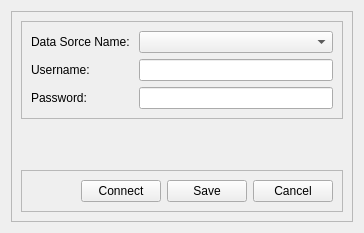
npeersab/Universal-Data-Comparator, file ui_files/odbcDSN.ui: the form before one commit.
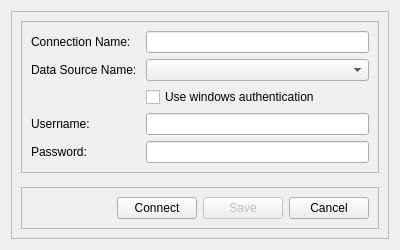
The form after the commit.

```diff
--- a/ui_files/odbcDSN.ui
+++ b/ui_files/odbcDSN.ui
@@ -6,10 +6,16 @@
    <rect>
     <x>0</x>
     <y>0</y>
-    <width>364</width>
-    <height>233</height>
+    <width>400</width>
+    <height>250</height>
    </rect>
   </property>
+  <property name="maximumSize">
+   <size>
+    <width>400</width>
+    <height>250</height>
+   </size>
+  </property>
   <property name="windowTitle">
    <string>Form</string>
   </property>
@@ -35,32 +41,53 @@
          <item row="0" column="0">
           <widget class="QLabel" name="label">
            <property name="text">
-            <string>Data Sorce Name: </string>
+            <string>Connection Name:</string>
            </property>
           </widget>
          </item>
+         <item row="0" column="1">
+          <widget class="QLineEdit" name="connection_name_line_edit"/>
+         </item>
          <item row="1" column="0">
-          <widget class="QLabel" name="label_2">
+          <widget class="QLabel" name="dsn_label">
+           <property name="text">
+            <string>Data Source Name: </string>
+           </property>
+          </widget>
+         </item>
+         <item row="1" column="1">
+          <widget class="QComboBox" name="dsn_combo_box"/>
+         </item>
+         <item row="2" column="1">
+          <widget class="QCheckBox" name="windows_auth_check_box">
+           <property name="text">
+            <string>Use windows authentication</string>
+           </property>
+          </widget>
+         </item>
+         <item row="3" column="0">
+          <widget class="QLabel" name="user_name_label">
            <property name="text">
             <string>Username:</string>
            </property>
           </widget>
          </item>
-         <item row="2" column="0">
-          <widget class="QLabel" name="label_3">
+         <item row="3" column="1">
+          <widget class="QLineEdit" name="username_line_edit"/>
+         </item>
+         <item row="6" column="0">
+          <widget class="QLabel" name="password_label">
            <property name="text">
             <string>Password:</string>
            </property>
           </widget>
          </item>
-         <item row="2" column="1">
-          <widget class="QLineEdit" name="lineEdit_3"/>
-         </item>
-         <item row="1" column="1">
-          <widget class="QLineEdit" name="lineEdit_2"/>
-         </item>
-         <item row="0" column="1">
-          <widget class="QComboBox" name="comboBox"/>
+         <item row="6" column="1">
+          <widget class="QLineEdit" name="password_line_edit">
+           <property name="echoMode">
+            <enum>QLineEdit::Password</enum>
+           </property>
+          </widget>
          </item>
         </layout>
        </widget>
@@ -108,7 +135,10 @@
           </widget>
          </item>
          <item>
-          <widget class="QPushButton" name="pushButton_2">
+          <widget class="QPushButton" name="save_button">
+           <property name="enabled">
+            <bool>false</bool>
+           </property>
            <property name="text">
             <string>Save</string>
            </property>
```
Left out of the diff: 36 changed lines with no effect on the pictures.
